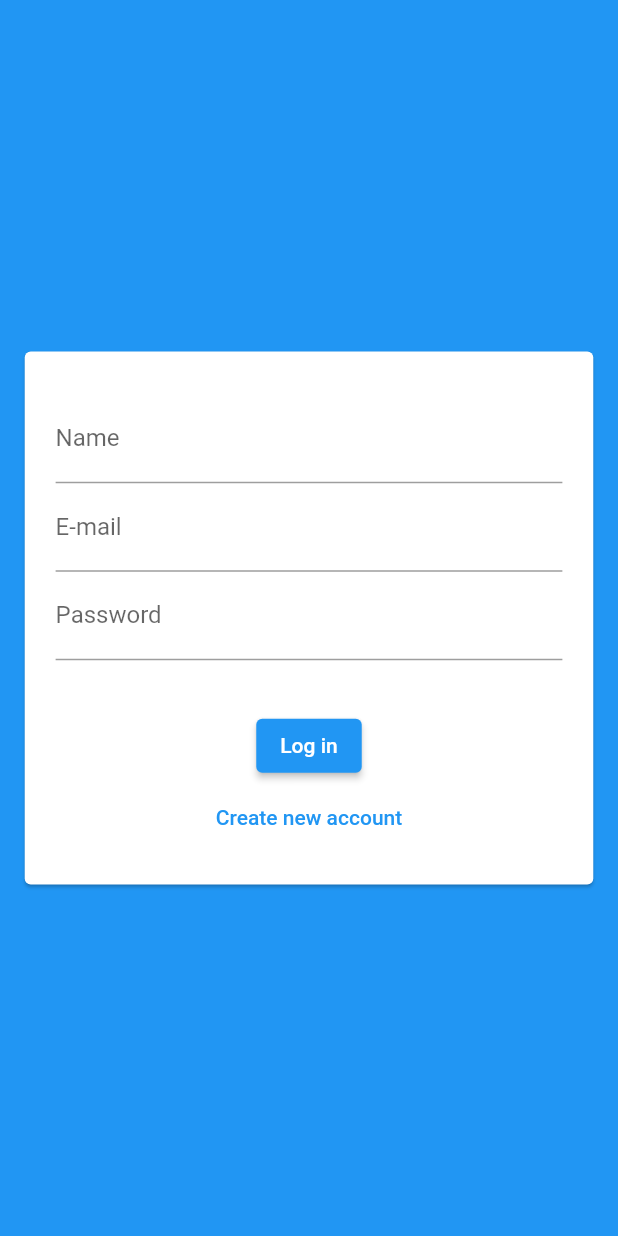
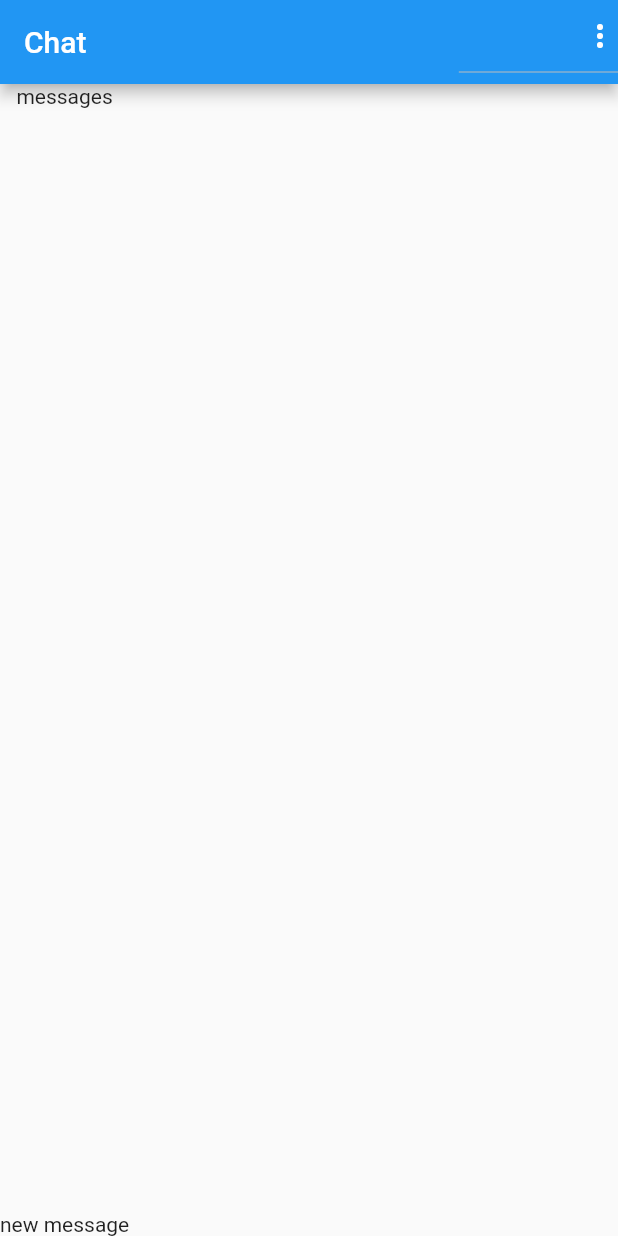
Before and after one commit to lucasribolli/flutter-chat, a Flutter app: the screen it shows after launch, on a phone screen of 412 x 824 dp. Run offline on Flutter 3.47's test engine with Material 2 defaults, Android fonts, the phone set to English and light mode, and no system bars; our stand-ins replace image_picker, sizer; accounts and stored records are empty.

Commit message:
add auth service mock implementation

```diff
--- /dev/null
+++ b/lib/core/models/chat_user.dart
@@ -0,0 +1,13 @@
+class ChatUser {
+  final String id;
+  final String name;
+  final String email;
+  final String imageUrl;
+
+  const ChatUser({
+    required this.id,
+    required this.name,
+    required this.email,
+    required this.imageUrl
+  });
+}
--- /dev/null
+++ b/lib/core/services/auth/auth_mock_service.dart
@@ -0,0 +1,65 @@
+import 'package:chat/core/models/chat_user.dart';
+import 'dart:io';
+import 'dart:async';
+import 'package:chat/core/services/auth/auth_service.dart';
+
+class AuthMockService implements AuthService {
+  static const _defaultUser = ChatUser(
+    id: '1',
+    name: 'mockuser',
+    email: 'mockemail@email.com',
+    imageUrl: 'assets/images/avatar.png',
+  );
+  static Map<String, ChatUser> _users = {
+    _defaultUser.email: _defaultUser
+  };
+  static ChatUser? _currentUser;
+  static MultiStreamController<ChatUser?>? _controller;
+
+  static final _userStream = Stream<ChatUser?>.multi((controller) {
+    _controller = controller;
+    _updateUser(_defaultUser);
+  });
+
+  static void _updateUser(ChatUser? user) {
+    _currentUser = user;
+    _controller?.add(_currentUser);
+  }
+
+  @override
+  ChatUser? get currentUser => _currentUser;
+
+  @override
+  Future<void> login(String email, String password) async {
+    _updateUser(_users[email]);
+  }
+
+  @override
+  Future<void> logout() async {
+    _updateUser(null);
+  }
+
+  @override
+  Future<void> signup(
+    String name,
+    String email,
+    String password,
+    File? image
+  ) async {
+    final newUser = ChatUser(
+      id: DateTime.now().microsecondsSinceEpoch.toString(),
+      name: name,
+      email: email,
+      imageUrl: image?.path ?? 'assets/images/avatar.png'
+    );
+
+    _users.putIfAbsent(email, () => newUser);
+    _updateUser(newUser);
+  }
+
+  @override
+  Stream<ChatUser?> get userChanges {
+    return _userStream;
+  }
+
+}
--- /dev/null
+++ b/lib/core/services/auth/auth_service.dart
@@ -0,0 +1,21 @@
+import 'dart:io';
+
+import 'package:chat/core/models/chat_user.dart';
+import 'package:chat/core/services/auth/auth_mock_service.dart';
+
+abstract class AuthService {
+  ChatUser? get currentUser;
+  Future<void> signup(
+    String name,
+    String email,
+    String password,
+    File? image
+  );
+  Future<void> login(String email, String password);
+  Future<void> logout();
+  Stream<ChatUser?> get userChanges;
+
+  factory AuthService() {
+    return AuthMockService();
+  }
+}
--- a/lib/main.dart
+++ b/lib/main.dart
@@ -1,3 +1,4 @@
+import 'package:chat/screens/pages/auth_or_app_page.dart';
 import 'package:chat/screens/pages/auth_page.dart';
 import 'package:flutter/material.dart';
 import 'package:sizer/sizer.dart';
@@ -18,7 +19,8 @@ class MyApp extends StatelessWidget {
           theme: ThemeData(
             primarySwatch: Colors.blue,
           ),
-          home: const AuthPage(),
+          home: const AuthOrAppPage(),
+          debugShowCheckedModeBanner: false,
         );
       },
     );
--- a/lib/screens/components/auth_form.dart
+++ b/lib/screens/components/auth_form.dart
@@ -1,7 +1,7 @@
 import 'dart:io';
 
 import 'package:chat/screens/components/user_image_picker.dart';
-import 'package:chat/screens/models/auth_form_data.dart';
+import 'package:chat/core/models/auth_form_data.dart';
 import 'package:chat/screens/utils/validator.dart';
 import 'package:flutter/material.dart';
 import 'package:sizer/sizer.dart';
@@ -57,6 +57,8 @@ class _AuthFormState extends State<AuthForm> {
             child: Column(
               children: [
                 if(_formData.isSignup)
+                  Column(
+                    children: [
                       UserImagePicker(
                         onImagePick: _handleImagePick,
                       ),
@@ -75,6 +77,8 @@ class _AuthFormState extends State<AuthForm> {
                           }
                           return validator.warningMessage;
                         },
+                      ),
+                    ],
                   ),
                 TextFormField(
                   initialValue: _formData.email,
--- /dev/null
+++ b/lib/screens/components/messages.dart
@@ -0,0 +1,12 @@
+import 'package:flutter/material.dart';
+
+class Messages extends StatelessWidget {
+  const Messages({ Key? key }) : super(key: key);
+
+  @override
+  Widget build(BuildContext context) {
+    return Container(
+      child: Text('messages'),
+    );
+  }
+}
--- /dev/null
+++ b/lib/screens/components/new_message.dart
@@ -0,0 +1,12 @@
+import 'package:flutter/material.dart';
+
+class NewMessage extends StatelessWidget {
+  const NewMessage({ Key? key }) : super(key: key);
+
+  @override
+  Widget build(BuildContext context) {
+    return Container(
+      child: Text('new message'),
+    );
+  }
+}
--- /dev/null
+++ b/lib/screens/pages/auth_or_app_page.dart
@@ -0,0 +1,29 @@
+import 'package:chat/core/models/chat_user.dart';
+import 'package:chat/core/services/auth/auth_mock_service.dart';
+import 'package:chat/core/services/auth/auth_service.dart';
+import 'package:chat/screens/pages/auth_page.dart';
+import 'package:chat/screens/pages/chat_page.dart';
+import 'package:chat/screens/pages/loading_page.dart';
+import 'package:flutter/material.dart';
+
+class AuthOrAppPage extends StatelessWidget {
+  const AuthOrAppPage({ Key? key }) : super(key: key);
+
+  @override
+  Widget build(BuildContext context) {
+    return Scaffold(
+      body: StreamBuilder<ChatUser?>(
+        stream: AuthService().userChanges,
+        builder: (context, snapshot) {
+          if(snapshot.connectionState == ConnectionState.waiting) {
+            return LoadingPage();
+          } else {
+            return snapshot.hasData
+              ? ChatPage()
+              : AuthPage();
+          }
+        },
+      )
+    );
+  }
+}
--- /dev/null
+++ b/lib/screens/pages/chat_page.dart
@@ -0,0 +1,53 @@
+import 'package:chat/core/services/auth/auth_mock_service.dart';
+import 'package:chat/core/services/auth/auth_service.dart';
+import 'package:chat/screens/components/messages.dart';
+import 'package:chat/screens/components/new_message.dart';
+import 'package:flutter/material.dart';
+import 'package:sizer/sizer.dart';
+
+class ChatPage extends StatelessWidget {
+  @override
+  Widget build(BuildContext context) {
+    return Scaffold(
+      appBar: AppBar(
+        title: const Text('Chat'),
+        actions: [
+          DropdownButton(
+            icon: Icon(
+              Icons.more_vert,
+              color: Theme.of(context).primaryIconTheme.color,
+            ),
+            items: [
+              DropdownMenuItem(
+                value: 'logout',
+                child: Row(
+                  children: [
+                    const Icon(
+                      Icons.exit_to_app,
+                      color: Colors.black,
+                    ),
+                    SizedBox(width: 2.w),
+                    const Text('Logout'),
+                  ]
+                ),
+              )
+            ],
+            onChanged: (value) {
+              if(value == 'logout') {
+                AuthService().logout();
+              }
+            },
+          )
+        ],
+      ),
+      body: SafeArea(
+        child: Column(
+          children: [
+            Expanded(child: Messages()),
+            NewMessage()
+          ],
+        )
+      )
+    );
+  }
+}
--- a/lib/screens/utils/validator.dart
+++ b/lib/screens/utils/validator.dart
@@ -1,4 +1,4 @@
-mixin ValidatorImp {
+mixin ValidatorMixin {
   String? _warningMessage;
 
   String? get warningMessage {
@@ -6,7 +6,7 @@ mixin ValidatorImp {
   }
 }
 
-abstract class FieldValidator with ValidatorImp {
+abstract class FieldValidator with ValidatorMixin {
   bool isValid();
 }
 
--- a/pubspec.yaml
+++ b/pubspec.yaml
@@ -48,9 +48,8 @@ flutter:
   # the material Icons class.
   uses-material-design: true
   # To add assets to your application, add an assets section, like this:
-  # assets:
-  #   - images/a_dot_burr.jpeg
-  #   - images/a_dot_ham.jpeg
+  assets:
+    - assets/images/avatar.png
   # An image asset can refer to one or more resolution-specific "variants", see
   # https://flutter.dev/assets-and-images/#resolution-aware.
   # For details regarding adding assets from package dependencies, see
```
Also changed, not shown: lib/screens/pages/auth_page.dart (+13 -3 lines), assets/images/avatar.png (added), lib/core/models/auth_form_data.dart (renamed from lib/screens/models/auth_form_data.dart), pubspec.lock. Lines whose indentation alone changed are shown as unchanged.
